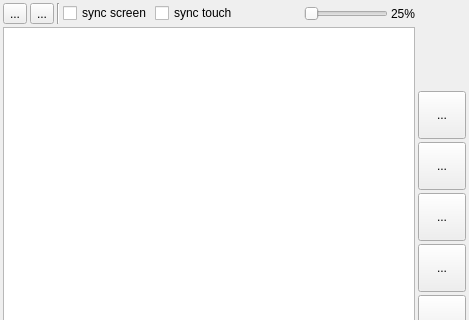
LeZheng/Canary-Adb, file cdeviceeditform.ui: the form before one commit; both pictures show x 0 to 469 and y 0 to 320 of the 469 by 613 pixel window.
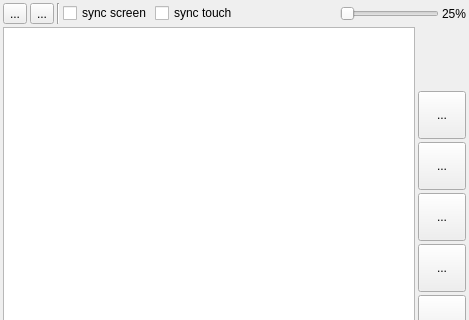
The form after the commit. Icons and pictures are not drawn.

Commit message: 微调编辑界面

```diff
--- a/cdeviceeditform.ui
+++ b/cdeviceeditform.ui
@@ -331,7 +331,7 @@
      </item>
     </layout>
    </item>
-   <item row="0" column="0">
+   <item row="0" column="0" colspan="2">
     <layout class="QHBoxLayout" name="horizontalLayout">
      <property name="spacing">
       <number>3</number>
```
